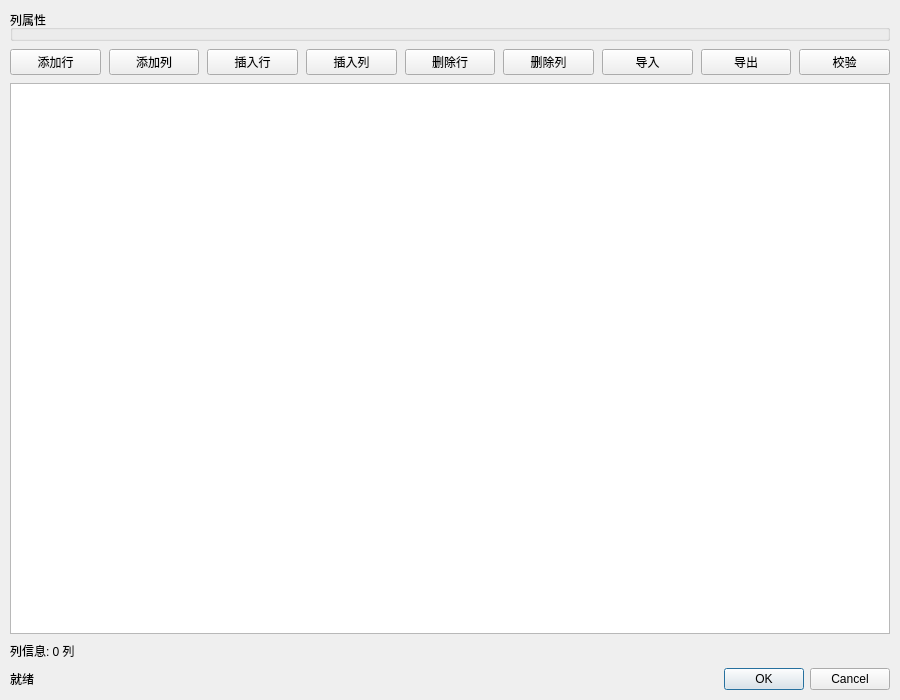
The window that src/editor/DataTableEditorDialog.ui (gong1-1989/ExperimentReportTool) describes before a commit, drawn with Qt 5.
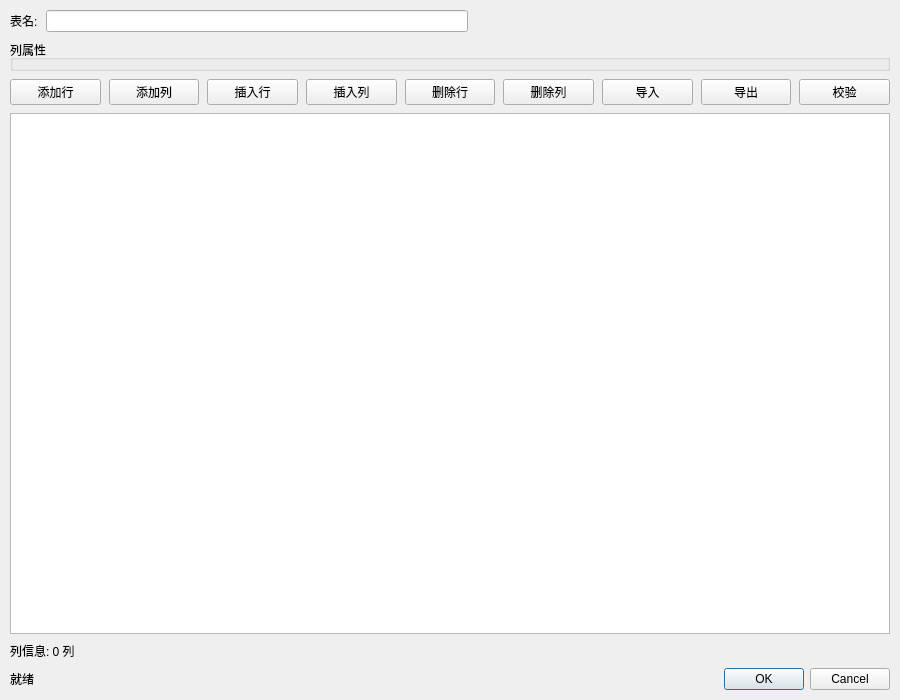
The same window after the commit.

```diff
--- a/src/editor/DataTableEditorDialog.ui
+++ b/src/editor/DataTableEditorDialog.ui
@@ -9,6 +9,14 @@
    <property name="spacing"><number>8</number></property>
    <property name="leftMargin"><number>10</number></property><property name="topMargin"><number>10</number></property>
    <property name="rightMargin"><number>10</number></property><property name="bottomMargin"><number>10</number></property>
+   <item>
+    <layout class="QHBoxLayout" name="nameLayout">
+     <property name="spacing"><number>8</number></property>
+     <item><widget class="QLabel" name="m_nameLabel"><property name="text"><string>表名:</string></property></widget></item>
+     <item><widget class="QLineEdit" name="m_nameEdit"/></item>
+     <item><spacer name="nameSpacer"><property name="orientation"><enum>Qt::Horizontal</enum></property><property name="sizeHint" stdset="0"><size><width>40</width><height>20</height></size></property></spacer></item>
+    </layout>
+   </item>
    <item>
     <widget class="QGroupBox" name="columnGroup">
      <property name="title"><string>列属性</string></property>
```
